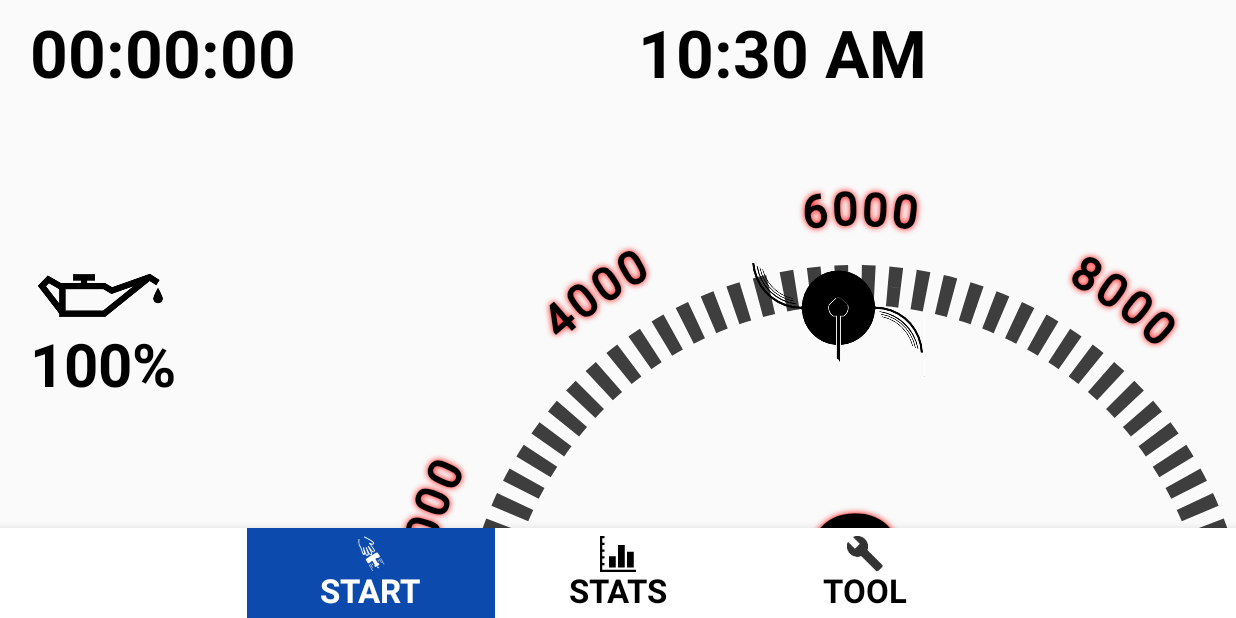
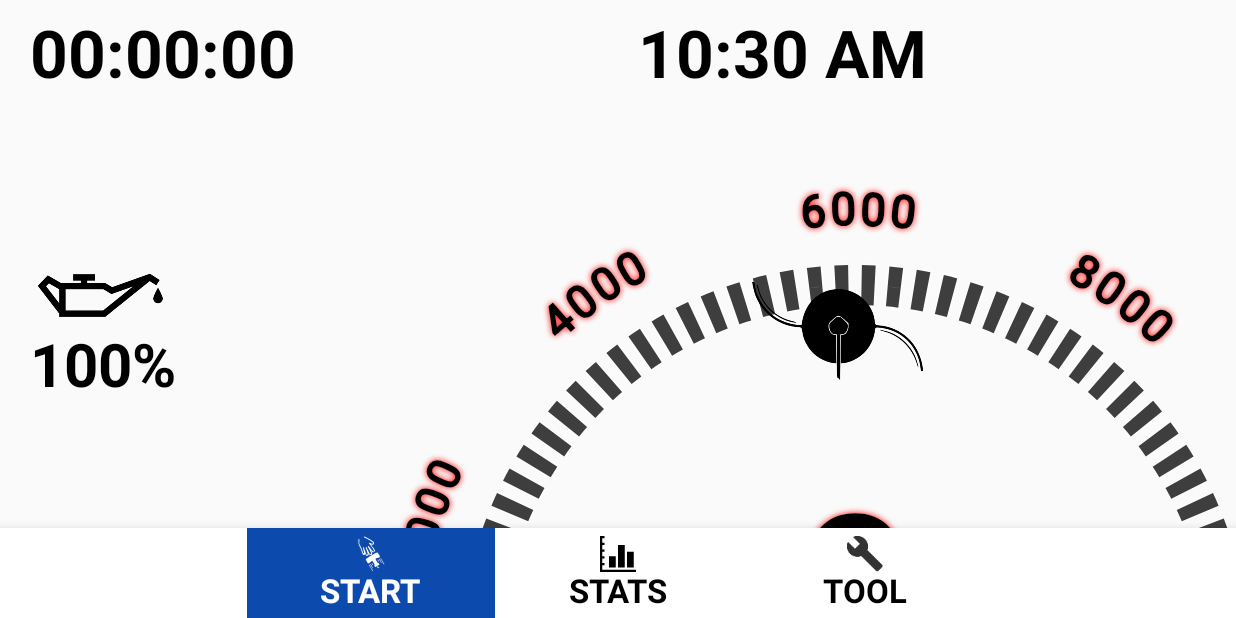
Before and after one commit to nmander/EFC_Master, an Android app: the fragment DashboardFragment placed in its activity, on a phone screen of 824 x 412 dp (held sideways). Run offline under Robolectric (Android 15) with nearby library versions, the phone set to English and light mode, and no system bars; 2 statements that could not run were skipped.

Commit message:
minor ui changes

```diff
--- a/app/src/main/java/com/example/niklas/efc_master/Speedometer.java
+++ b/app/src/main/java/com/example/niklas/efc_master/Speedometer.java
@@ -208,7 +208,7 @@ public class Speedometer extends View implements SpeedChangeListener {
 		//rotates the scale number increments
 		canvas.rotate(-205, centerX,centerY);
 		Path circle = new Path();
-		double halfCircumference = ((radius+75) * Math.PI);
+		double halfCircumference = ((radius+74) * Math.PI);
 		double increments = 8000;
 		for(int i = 0; i <= this.mMaxSpeed; i += increments / 4){
 			circle.addCircle(centerX, centerY, radius, Path.Direction.CW);
--- a/app/src/main/res/layout/fragment_start.xml
+++ b/app/src/main/res/layout/fragment_start.xml
@@ -25,7 +25,7 @@
             android:layout_width="wrap_content"
             android:layout_height="wrap_content"
             android:layout_alignParentEnd="true"
-            android:layout_marginEnd="170sp"
+            android:layout_marginEnd="171sp"
             android:layout_marginTop="30sp"
             android:padding="15sp"
             android:layout_marginBottom="10sp"
```
Also changed, not shown: app/src/main/res/drawable-xxhdpi/string.png.
